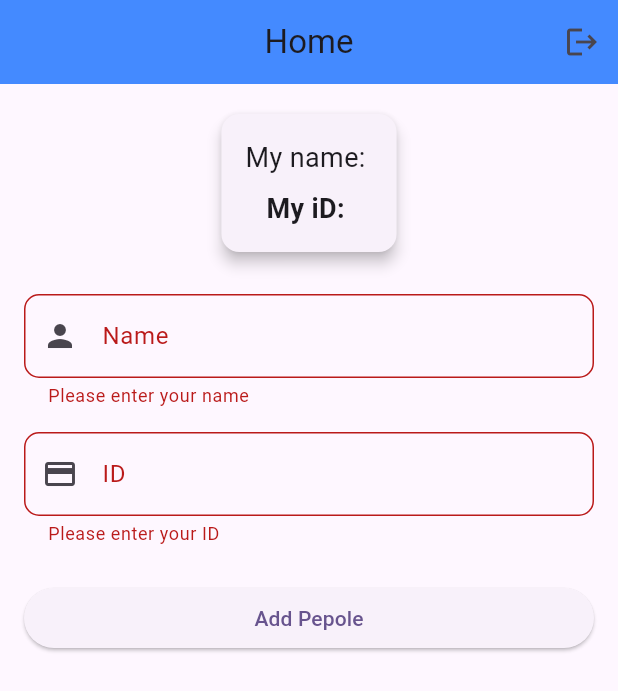
After one commit to Dev-Fady/alw_alw, a Flutter app: the AddPepoleView screen opened directly, after a tap on "Add Pepole", on a phone screen of 412 x 824 dp. The commit adds this screen. Shown: the top 691 px of the screen. Run offline on Flutter 3.47's test engine with Material 3 defaults, Android fonts, the light colour scheme and no system bars; our stand-ins replace bloc, cloud_firestore, dartz, firebase_core, flutter_bloc, shared_preferences; missing offline and left inert: zego_uikit_prebuilt_call, zego_uikit_signaling_plugin; accounts and stored records are empty.

Commit message:
add AddPepoleView and BodyAddPepole widget for user data addition interface

```diff
--- /dev/null
+++ b/lib/features/add_pepole/presentation/view/add_pepole_view.dart
@@ -0,0 +1,54 @@
+import 'package:alw_alw/core/cache/cache_helper.dart';
+import 'package:alw_alw/core/services/zego_service/zego_service.dart';
+import 'package:alw_alw/features/add_pepole/presentation/view/widget/body_add_pepole.dart';
+import 'package:flutter/material.dart';
+
+import '../../../login/presentation/login_view.dart';
+
+class AddPepoleView extends StatefulWidget {
+  const AddPepoleView({super.key});
+
+  @override
+  State<AddPepoleView> createState() => _AddPepoleViewState();
+}
+
+class _AddPepoleViewState extends State<AddPepoleView> {
+  ZegoService zegoService = ZegoService();
+  CacheHelper prefs = CacheHelper();
+
+  @override
+  void initState() {
+    super.initState();
+    zegoService.onUserLogin(
+      userID: prefs.getData(key: 'id'),
+      userName: prefs.getData(key: 'userName'),
+    );
+  }
+
+  void _logout(BuildContext context) {
+    prefs.clearData();
+    Navigator.pushReplacement(
+        context, MaterialPageRoute(builder: (context) => LoginView()));
+    zegoService.onUserLogout();
+  }
+
+  @override
+  Widget build(BuildContext context) {
+    return Scaffold(
+      appBar: AppBar(
+        title: const Text('Home'),
+        centerTitle: true,
+        backgroundColor: Colors.blueAccent,
+        actions: [
+          IconButton(
+            icon: const Icon(Icons.logout),
+            onPressed: () {
+              _logout(context);
+            },
+          )
+        ],
+      ),
+      body: BodyAddPepole(),
+    );
+  }
+}
--- /dev/null
+++ b/lib/features/add_pepole/presentation/view/widget/body_add_pepole.dart
@@ -0,0 +1,132 @@
+import 'package:alw_alw/features/add_pepole/domain/entites/add_pepole_entity.dart';
+import 'package:alw_alw/features/add_pepole/presentation/manger/cubit/add_pepole_cubit.dart';
+import 'package:alw_alw/features/add_pepole/presentation/view/widget/view_my_date.dart';
+import 'package:flutter/material.dart';
+import 'package:flutter_bloc/flutter_bloc.dart';
+
+class BodyAddPepole extends StatefulWidget {
+  const BodyAddPepole({
+    super.key,
+  });
+
+  @override
+  State<BodyAddPepole> createState() => _BodyAddPepoleState();
+}
+
+class _BodyAddPepoleState extends State<BodyAddPepole> {
+  final TextEditingController _nameController = TextEditingController();
+  final TextEditingController _idController = TextEditingController();
+  final _formKey = GlobalKey<FormState>();
+  @override
+  Widget build(BuildContext context) {
+    return SingleChildScrollView(
+      padding: const EdgeInsets.all(16.0),
+      child: BlocConsumer<AddPepoleCubit, AddPepoleState>(
+        listener: (context, state) {
+          if (state is AddPepoleSuccess) {
+            ScaffoldMessenger.of(context).showSnackBar(
+              SnackBar(
+                content: Text('Add pepole successful'),
+              ),
+            );
+          } else if (state is AddPepoleFailure) {
+            ScaffoldMessenger.of(context).showSnackBar(
+              SnackBar(
+                content: Text('Add pepole failed'),
+              ),
+            );
+          }
+        },
+        builder: (context, state) {
+          return Column(
+            crossAxisAlignment: CrossAxisAlignment.stretch,
+            children: [
+              Form(
+                key: _formKey,
+                child: Column(
+                  children: [
+                    ViewMyDate(),
+                    const SizedBox(height: 24),
+                    TextFormField(
+                      controller: _nameController,
+                      decoration: InputDecoration(
+                        labelText: 'Name',
+                        border: OutlineInputBorder(
+                          borderRadius: BorderRadius.circular(10),
+                        ),
+                        prefixIcon: const Icon(Icons.person),
+                      ),
+                      validator: (value) {
+                        if (value == null || value.isEmpty) {
+                          return 'Please enter your name';
+                        }
+                        return null;
+                      },
+                    ),
+                    const SizedBox(height: 16),
+                    TextFormField(
+                      controller: _idController,
+                      decoration: InputDecoration(
+                        labelText: 'ID',
+                        border: OutlineInputBorder(
+                          borderRadius: BorderRadius.circular(10),
+                        ),
+                        prefixIcon: const Icon(Icons.credit_card),
+                      ),
+                      validator: (value) {
+                        if (value == null || value.isEmpty) {
+                          return 'Please enter your ID';
+                        }
+                        return null;
+                      },
+                    ),
+                  ],
+                ),
+              ),
+              const SizedBox(height: 24),
+              state is AddPepoleLoading
+                  ? Center(
+                      child: CircularProgressIndicator(),
+                    )
+                  : ElevatedButton(
+                      onPressed: () {
+                        if (_formKey.currentState!.validate()) {
+                          BlocProvider.of<AddPepoleCubit>(context).addPepole(
+                            AddPepoleEntity(
+                              iD: _idController.text.trim(),
+                              userName: _nameController.text.trim(),
+                            ),
+                          );
+                        }
+                      },
+                      child: const Text('Add Pepole'),
+                    ),
+            ],
+          );
+        },
+      ),
+    );
+  }
+}
+/**
+ *   ZegoUIKitPrebuiltCallInvitationService().send(
+                            invitees: [
+                              ZegoCallUser(
+                                _idController.text.trim(),
+                                _nameController.text.trim(),
+                              ),
+                            ],
+                            isVideoCall: false,
+                            resourceID: "alw-alw",
+                          );
+ */
+// ZegoSendCallInvitationButton(
+              //   isVideoCall: false,
+              //   resourceID: "alw-alw",
+              //   invitees: [
+              //     ZegoUIKitUser(
+              //       id: _idController.text.trim(),
+              //       name: _nameController.text.trim(),
+              //     ),
+              //   ],
+              // )
--- a/lib/main.dart
+++ b/lib/main.dart
@@ -1,10 +1,15 @@
 // import 'package:alw_alw/features/home/presentation/view/home_view.dart';
 import 'package:alw_alw/core/cache/cache_helper.dart';
-import 'package:alw_alw/features/home/presentation/view/home_view.dart';
+import 'package:alw_alw/core/services/firebase/firestore_service.dart';
+import 'package:alw_alw/features/add_pepole/data/repo/add_pepole_repo_impl.dart';
+import 'package:alw_alw/features/add_pepole/presentation/manger/cubit/add_pepole_cubit.dart';
+import 'package:alw_alw/features/add_pepole/presentation/view/add_pepole_view.dart';
+// import 'package:alw_alw/features/home/presentation/view/home_view.dart';
 import 'package:alw_alw/features/login/presentation/login_view.dart';
 import 'package:alw_alw/firebase_options.dart';
 import 'package:firebase_core/firebase_core.dart';
 import 'package:flutter/material.dart';
+import 'package:flutter_bloc/flutter_bloc.dart';
 import 'package:zego_uikit_prebuilt_call/zego_uikit_prebuilt_call.dart';
 import 'package:zego_uikit_signaling_plugin/zego_uikit_signaling_plugin.dart';
 
@@ -40,7 +45,10 @@ class MyApp extends StatelessWidget {
     final sharedPrefs = CacheHelper();
     final isLoggedIn = sharedPrefs.getData(key: 'isLoggedIn') ?? false;
 
-    return MaterialApp(
+    return BlocProvider(
+      create: (context) => AddPepoleCubit(
+          AddPepoleRepoImpl(firestoreService: FirestoreService())),
+      child: MaterialApp(
         navigatorKey: navigatorKey,
         debugShowCheckedModeBanner: false,
         title: 'Flutter Demo',
@@ -48,7 +56,8 @@ class MyApp extends StatelessWidget {
           colorScheme: ColorScheme.fromSeed(seedColor: Colors.deepPurple),
           useMaterial3: true,
         ),
-      home: isLoggedIn ? HomeView() : LoginView(),
+        home: isLoggedIn ? AddPepoleView() : LoginView(),
+      ),
     );
   }
 }
```
Lines whose indentation alone changed are shown as unchanged.
